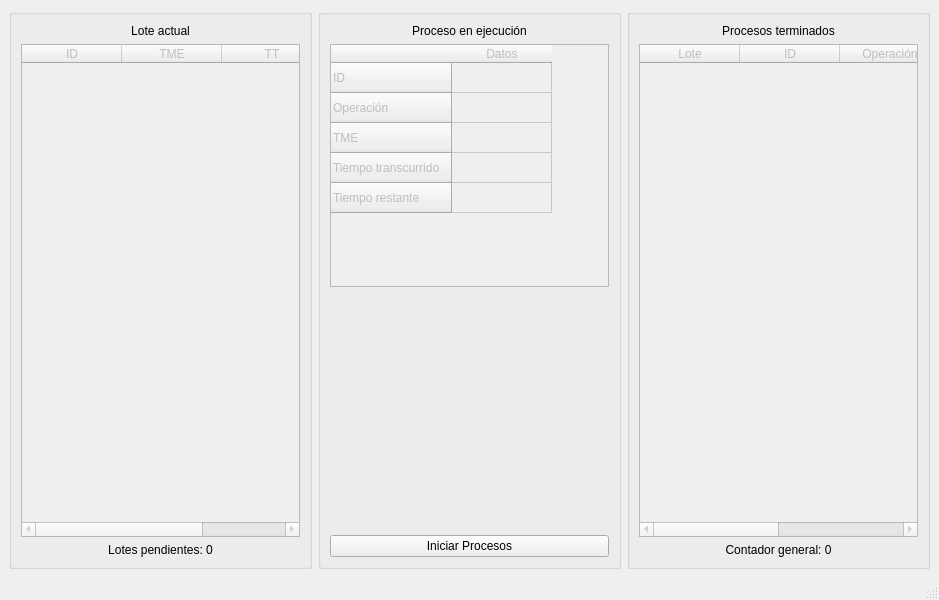
The window that ui/mainwindow.ui (Diego-Ga-Glez/planificador) describes before a commit, drawn with Qt 5.
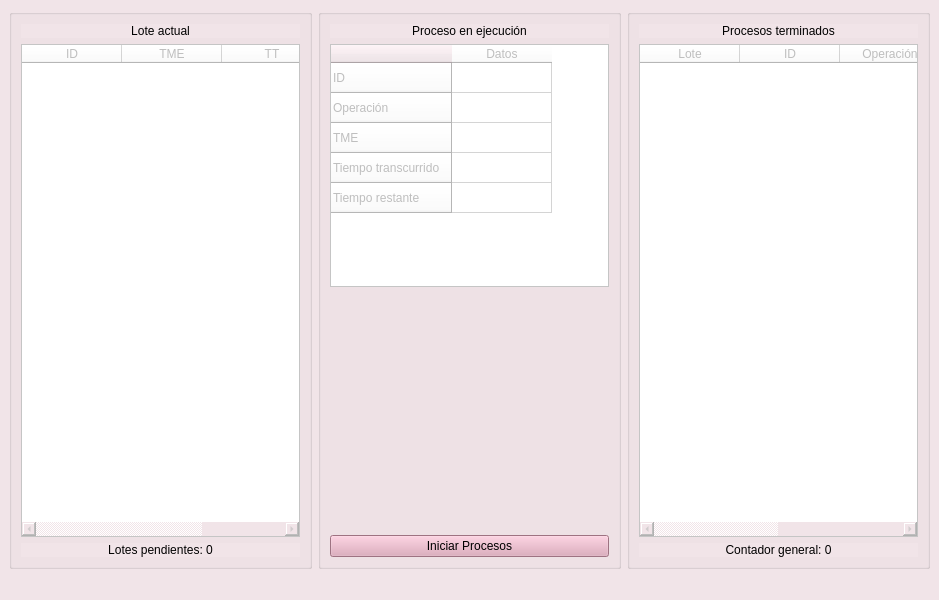
The same window after the commit.

The edit to the form file:
```diff
--- a/ui/mainwindow.ui
+++ b/ui/mainwindow.ui
@@ -10,8 +10,129 @@
     <height>600</height>
    </rect>
   </property>
+  <property name="palette">
+   <palette>
+    <active>
+     <colorrole role="Button">
+      <brush brushstyle="SolidPattern">
+       <color alpha="255">
+        <red>241</red>
+        <green>228</green>
+        <blue>232</blue>
+       </color>
+      </brush>
+     </colorrole>
+     <colorrole role="ButtonText">
+      <brush brushstyle="SolidPattern">
+       <color alpha="255">
+        <red>0</red>
+        <green>0</green>
+        <blue>0</blue>
+       </color>
+      </brush>
+     </colorrole>
+     <colorrole role="Base">
+      <brush brushstyle="SolidPattern">
+       <color alpha="255">
+        <red>241</red>
+        <green>228</green>
+        <blue>232</blue>
+       </color>
+      </brush>
+     </colorrole>
+     <colorrole role="Window">
+      <brush brushstyle="SolidPattern">
+       <color alpha="255">
+        <red>241</red>
+        <green>228</green>
+        <blue>232</blue>
+       </color>
+      </brush>
+     </colorrole>
+    </active>
+    <inactive>
+     <colorrole role="Button">
+      <brush brushstyle="SolidPattern">
+       <color alpha="255">
+        <red>241</red>
+        <green>228</green>
+        <blue>232</blue>
+       </color>
+      </brush>
+     </colorrole>
+     <colorrole role="ButtonText">
+      <brush brushstyle="SolidPattern">
+       <color alpha="255">
+        <red>0</red>
+        <green>0</green>
+        <blue>0</blue>
+       </color>
+      </brush>
+     </colorrole>
+     <colorrole role="Base">
+      <brush brushstyle="SolidPattern">
+       <color alpha="255">
+        <red>241</red>
+        <green>228</green>
+        <blue>232</blue>
+       </color>
+      </brush>
+     </colorrole>
+     <colorrole role="Window">
+      <brush brushstyle="SolidPattern">
+       <color alpha="255">
+        <red>241</red>
+        <green>228</green>
+        <blue>232</blue>
+       </color>
+      </brush>
+     </colorrole>
+    </inactive>
+    <disabled>
+     <colorrole role="Button">
+      <brush brushstyle="SolidPattern">
+       <color alpha="255">
+        <red>241</red>
+        <green>228</green>
+        <blue>232</blue>
+       </color>
+      </brush>
+     </colorrole>
+     <colorrole role="ButtonText">
+      <brush brushstyle="SolidPattern">
+       <color alpha="255">
+        <red>120</red>
+        <green>120</green>
+        <blue>120</blue>
+       </color>
+      </brush>
+     </colorrole>
+     <colorrole role="Base">
+      <brush brushstyle="SolidPattern">
+       <color alpha="255">
+        <red>241</red>
+        <green>228</green>
+        <blue>232</blue>
+       </color>
+      </brush>
+     </colorrole>
+     <colorrole role="Window">
+      <brush brushstyle="SolidPattern">
+       <color alpha="255">
+        <red>241</red>
+        <green>228</green>
+        <blue>232</blue>
+       </color>
+      </brush>
+     </colorrole>
+    </disabled>
+   </palette>
+  </property>
   <property name="windowTitle">
-   <string>MainWindow</string>
+   <string>Planificador</string>
+  </property>
+  <property name="styleSheet">
+   <string notr="true">background-color: #f1e4e8;</string>
   </property>
   <widget class="QWidget" name="centralwidget">
    <layout class="QGridLayout" name="gridLayout_4">
@@ -32,6 +153,9 @@
          <property name="autoFillBackground">
           <bool>false</bool>
          </property>
+         <property name="styleSheet">
+          <string notr="true">background-color: white;</string>
+         </property>
          <attribute name="horizontalHeaderVisible">
           <bool>true</bool>
          </attribute>
@@ -114,6 +238,9 @@
          <property name="enabled">
           <bool>false</bool>
          </property>
+         <property name="styleSheet">
+          <string notr="true">background-color: white;</string>
+         </property>
          <row>
           <property name="text">
            <string>ID</string>
@@ -148,6 +275,209 @@
        </item>
        <item row="3" column="0">
         <widget class="QPushButton" name="procesos_pushButton">
+         <property name="palette">
+          <palette>
+           <active>
+            <colorrole role="WindowText">
+             <brush brushstyle="SolidPattern">
+              <color alpha="255">
+               <red>0</red>
+               <green>0</green>
+               <blue>0</blue>
+              </color>
+             </brush>
+            </colorrole>
+            <colorrole role="Button">
+             <brush brushstyle="SolidPattern">
+              <color alpha="255">
+               <red>221</red>
+               <green>161</green>
+               <blue>182</blue>
+              </color>
+             </brush>
+            </colorrole>
+            <colorrole role="Text">
+             <brush brushstyle="SolidPattern">
+              <color alpha="255">
+               <red>0</red>
+               <green>0</green>
+               <blue>0</blue>
+              </color>
+             </brush>
+            </colorrole>
+            <colorrole role="ButtonText">
+             <brush brushstyle="SolidPattern">
+              <color alpha="255">
+               <red>0</red>
+               <green>0</green>
+               <blue>0</blue>
+              </color>
+             </brush>
+            </colorrole>
+            <colorrole role="Base">
+             <brush brushstyle="SolidPattern">
+              <color alpha="255">
+               <red>221</red>
+               <green>161</green>
+               <blue>182</blue>
+              </color>
+             </brush>
+            </colorrole>
+            <colorrole role="Window">
+             <brush brushstyle="SolidPattern">
+              <color alpha="255">
+               <red>221</red>
+               <green>161</green>
+               <blue>182</blue>
+              </color>
+             </brush>
+            </colorrole>
+            <colorrole role="PlaceholderText">
+             <brush brushstyle="SolidPattern">
+              <color alpha="128">
+               <red>0</red>
+               <green>0</green>
+               <blue>0</blue>
+              </color>
+             </brush>
+            </colorrole>
+           </active>
+           <inactive>
+            <colorrole role="WindowText">
+             <brush brushstyle="SolidPattern">
+              <color alpha="255">
+               <red>0</red>
+               <green>0</green>
+               <blue>0</blue>
+              </color>
+             </brush>
+            </colorrole>
+            <colorrole role="Button">
+             <brush brushstyle="SolidPattern">
+              <color alpha="255">
+               <red>221</red>
+               <green>161</green>
+               <blue>182</blue>
+              </color>
+             </brush>
+            </colorrole>
+            <colorrole role="Text">
+             <brush brushstyle="SolidPattern">
+              <color alpha="255">
+               <red>0</red>
+               <green>0</green>
+               <blue>0</blue>
+              </color>
+             </brush>
+            </colorrole>
+            <colorrole role="ButtonText">
+             <brush brushstyle="SolidPattern">
+              <color alpha="255">
+               <red>0</red>
+               <green>0</green>
+               <blue>0</blue>
+              </color>
+             </brush>
+            </colorrole>
+            <colorrole role="Base">
+             <brush brushstyle="SolidPattern">
+              <color alpha="255">
+               <red>221</red>
+               <green>161</green>
+               <blue>182</blue>
+              </color>
+             </brush>
+            </colorrole>
+            <colorrole role="Window">
+             <brush brushstyle="SolidPattern">
+              <color alpha="255">
+               <red>221</red>
+               <green>161</green>
+               <blue>182</blue>
+              </color>
+             </brush>
+            </colorrole>
+            <colorrole role="PlaceholderText">
+             <brush brushstyle="SolidPattern">
+              <color alpha="128">
+               <red>0</red>
+               <green>0</green>
+               <blue>0</blue>
+              </color>
+             </brush>
+            </colorrole>
+           </inactive>
+           <disabled>
+            <colorrole role="WindowText">
+             <brush brushstyle="SolidPattern">
+              <color alpha="255">
+               <red>0</red>
+               <green>0</green>
+               <blue>0</blue>
+              </color>
+             </brush>
+            </colorrole>
+            <colorrole role="Button">
+             <brush brushstyle="SolidPattern">
+              <color alpha="255">
+               <red>221</red>
+               <green>161</green>
+               <blue>182</blue>
+              </color>
+             </brush>
+            </colorrole>
+            <colorrole role="Text">
+             <brush brushstyle="SolidPattern">
+              <color alpha="255">
+               <red>0</red>
+               <green>0</green>
+               <blue>0</blue>
+              </color>
+             </brush>
+            </colorrole>
+            <colorrole role="ButtonText">
+             <brush brushstyle="SolidPattern">
+              <color alpha="255">
+               <red>0</red>
+               <green>0</green>
+               <blue>0</blue>
+              </color>
+             </brush>
+            </colorrole>
+            <colorrole role="Base">
+             <brush brushstyle="SolidPattern">
+              <color alpha="255">
+               <red>221</red>
+               <green>161</green>
+               <blue>182</blue>
+              </color>
+             </brush>
+            </colorrole>
+            <colorrole role="Window">
+             <brush brushstyle="SolidPattern">
+              <color alpha="255">
+               <red>221</red>
+               <green>161</green>
+               <blue>182</blue>
+              </color>
+             </brush>
+            </colorrole>
+            <colorrole role="PlaceholderText">
+             <brush brushstyle="SolidPattern">
+              <color alpha="128">
+               <red>0</red>
+               <green>0</green>
+               <blue>0</blue>
+              </color>
+             </brush>
+            </colorrole>
+           </disabled>
+          </palette>
+         </property>
+         <property name="styleSheet">
+          <string notr="true">background-color: #dda1b6;
+color: black;</string>
+         </property>
          <property name="text">
           <string>Iniciar Procesos</string>
          </property>
@@ -187,6 +517,9 @@
          <property name="enabled">
           <bool>false</bool>
          </property>
+         <property name="styleSheet">
+          <string notr="true">background-color: white;</string>
+         </property>
          <column>
           <property name="text">
            <string>Lote</string>
```
